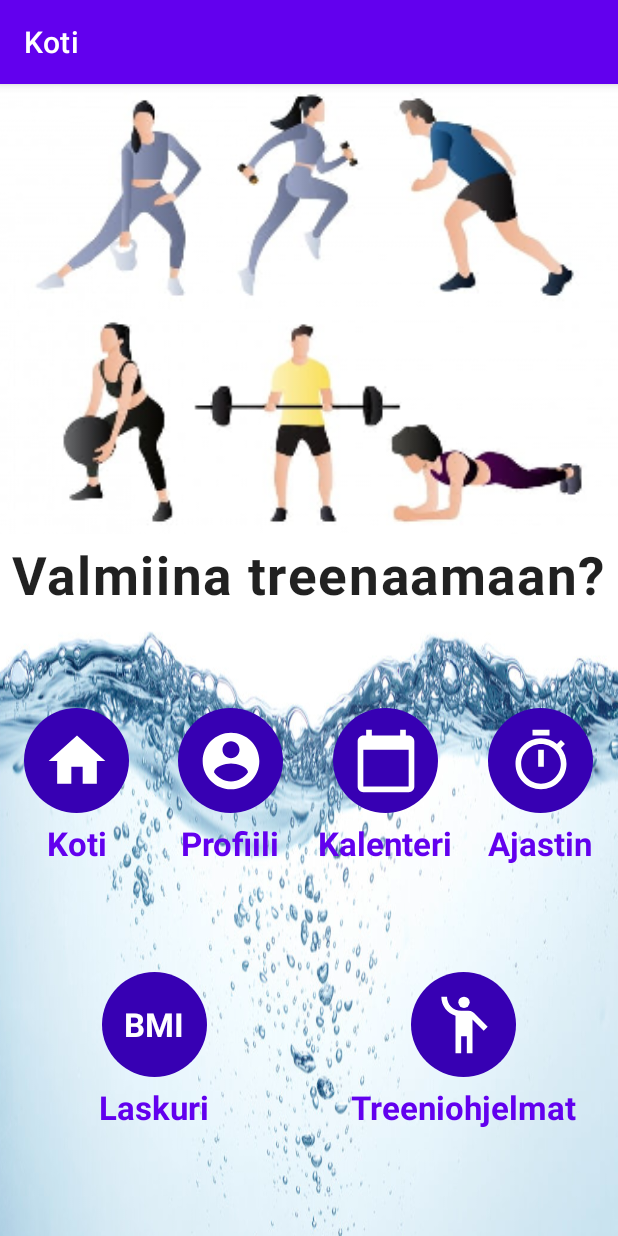
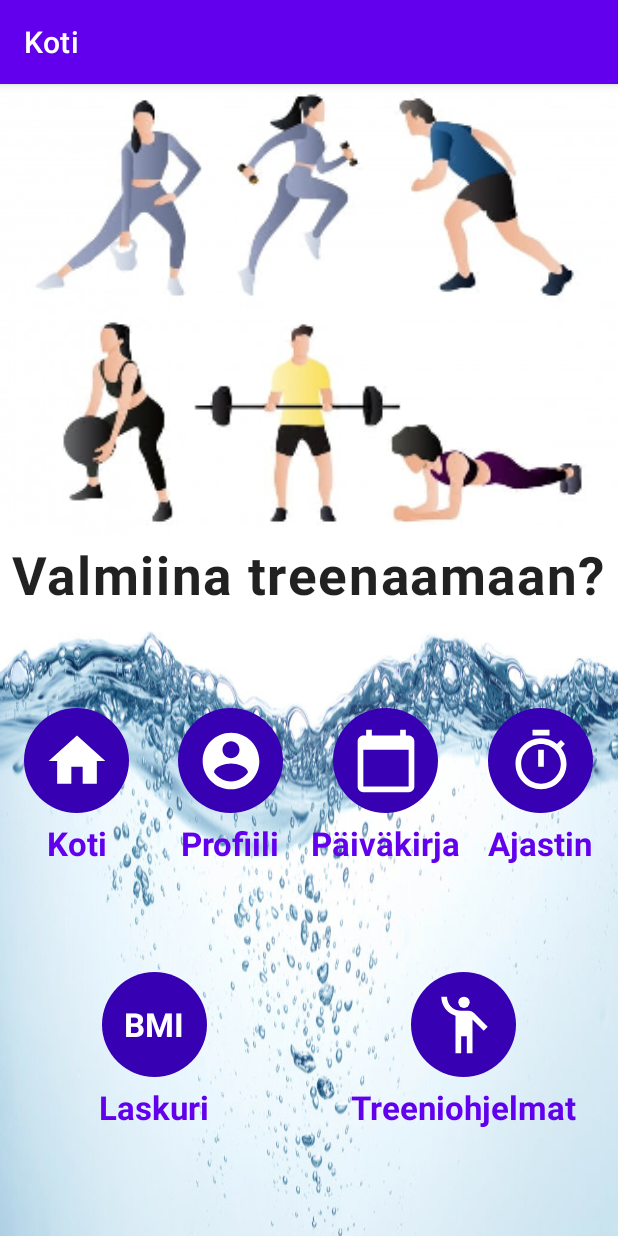
Before and after one commit to MobiiliProjektiRyhma17/fitness-app, an Android app: the HomeActivity screen opened directly, with no data from a screen before it, on a phone screen of 412 x 824 dp. Run offline under Robolectric (Android 15) with nearby library versions, the phone set to English and light mode, and no system bars.

Commit message:
pieniä muokkauksia

```diff
--- a/app/src/main/java/com/example/fitness_application/WorkoutsActivity.kt
+++ b/app/src/main/java/com/example/fitness_application/WorkoutsActivity.kt
@@ -30,7 +30,7 @@ class WorkoutsActivity : AppCompatActivity() {
     override fun onCreate(savedInstanceState: Bundle?) {
 
         actionBar = supportActionBar!!
-        actionBar.title = "Treenit"
+        actionBar.title = "Päiväkirja"
 
         binding = ActivityWorkoutsBinding.inflate(layoutInflater)
         super.onCreate(savedInstanceState)
--- a/app/src/main/res/layout/activity_home.xml
+++ b/app/src/main/res/layout/activity_home.xml
@@ -99,7 +99,7 @@
                 android:layout_width="wrap_content"
                 android:layout_height="wrap_content"
                 android:layout_marginTop="5dp"
-                android:text="Kalenteri"
+                android:text="Päiväkirja"
                 android:textSize="22sp"
                 android:textColor="@color/purple_500"
                 android:textStyle="bold"/>
```
